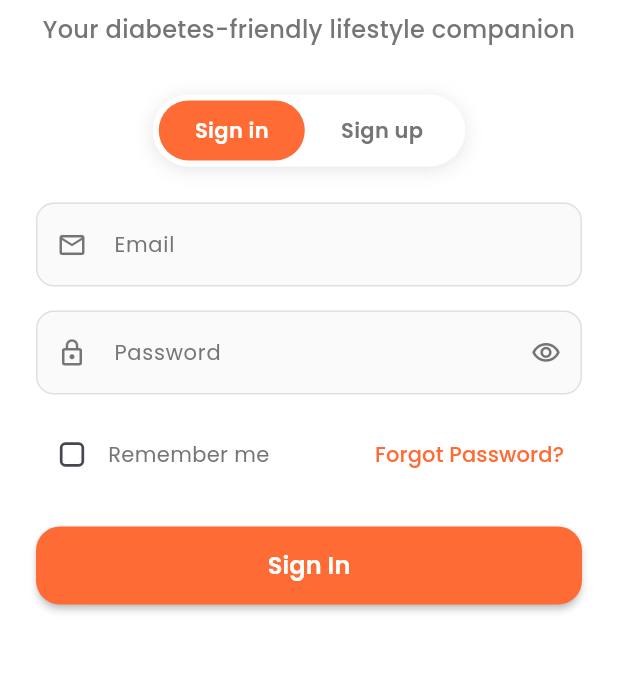
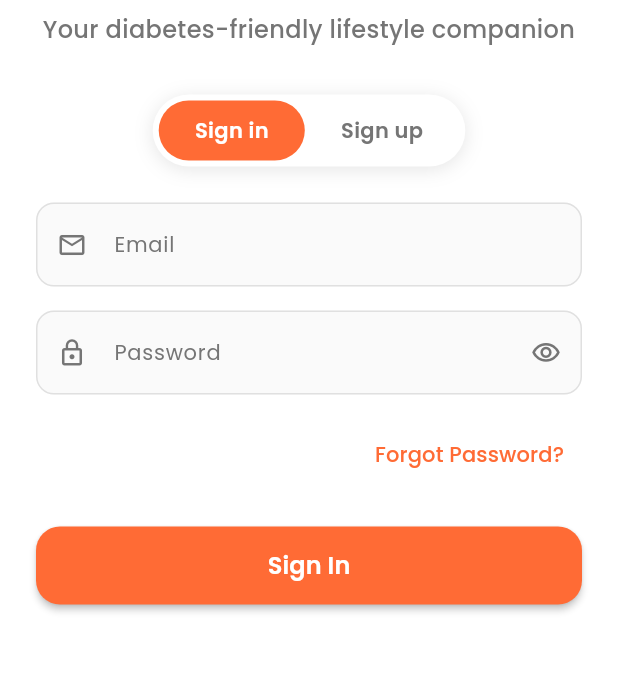
Before and after one commit to abhinavsrinivasan/diabetes-me, a Flutter app: the screen it shows after launch, on a phone screen of 412 x 824 dp, the part 408-1081 px from its top. Run offline on Flutter 3.47's test engine with Material 3 defaults, Android fonts, the light colour scheme and no system bars; our stand-ins replace app_links, flutter_secure_storage, google_fonts, image_picker, shared_preferences, supabase_flutter; missing offline and left inert: mobile_scanner; accounts and stored records are empty.

Commit message:
feat: Enhance Forgot Password screen with pre-filled email support and improved UI feedback

```diff
--- a/frontend/lib/features/auth/screens/login_screen.dart
+++ b/frontend/lib/features/auth/screens/login_screen.dart
@@ -20,7 +20,7 @@ class _LoginScreenState extends State<LoginScreen> with TickerProviderStateMixin
   bool _isLogin = true;
   bool _loading = false;
   bool _obscurePassword = true;
-  bool _rememberMe = false;
+  String? _lastUsedEmail; // Store the last used email
 
   late AnimationController _fadeController;
   late AnimationController _slideController;
@@ -67,12 +67,11 @@ class _LoginScreenState extends State<LoginScreen> with TickerProviderStateMixin
 
   Future<void> _loadRememberedCredentials() async {
     final rememberedEmail = await _authService.getRememberedEmail();
-    final hasRememberMe = await _authService.hasRememberMe();
 
     if (rememberedEmail != null) {
       setState(() {
         _emailController.text = rememberedEmail;
-        _rememberMe = hasRememberMe;
+        _lastUsedEmail = rememberedEmail;
       });
     }
   }
@@ -101,9 +100,14 @@ class _LoginScreenState extends State<LoginScreen> with TickerProviderStateMixin
       final result = await _authService.login(
         _emailController.text.trim(),
         _passwordController.text,
+        rememberMe: true, // Always remember the email for convenience
       );
       setState(() => _loading = false);
       if (result.isSuccess) {
+        // Store the email for future use
+        setState(() {
+          _lastUsedEmail = _emailController.text.trim();
+        });
         // Success: AuthWrapper will handle navigation
       } else if (result.needsEmailConfirmation && result.email != null) {
         // Always route to email verification if needed
@@ -131,8 +135,15 @@ class _LoginScreenState extends State<LoginScreen> with TickerProviderStateMixin
       setState(() => _loading = false);
       if (result.isSuccess) {
         _showSuccessSnackBar("Account created successfully!");
+        // Store the email for future use
+        setState(() {
+          _lastUsedEmail = _emailController.text.trim();
+        });
       } else if (result.needsEmailConfirmation && result.email != null) {
-        // Always route to email verification if needed
+        // Store the email and route to email verification
+        setState(() {
+          _lastUsedEmail = result.email;
+        });
         Navigator.pushReplacement(
           context,
           MaterialPageRoute(
@@ -148,7 +159,6 @@ class _LoginScreenState extends State<LoginScreen> with TickerProviderStateMixin
   bool _isValidEmail(String email) {
     return RegExp(r'^[\w-\.]+@([\w-]+\.)+[\w-]{2,4}$').hasMatch(email);
   }
-
 
   void _showSuccessSnackBar(String message) {
     ScaffoldMessenger.of(context).showSnackBar(
@@ -399,30 +409,18 @@ class _LoginScreenState extends State<LoginScreen> with TickerProviderStateMixin
                               ),
                             ),
 
-                            // Remember Me Checkbox (only for login)
+                            // Forgot Password (only for login)
                             if (_isLogin) ...[
-                              Row(
-                                children: [
-                                  Transform.scale(
-                                    scale: 0.9,
-                                    child: Checkbox(
-                                      value: _rememberMe,
-                                      onChanged: (value) => setState(() => _rememberMe = value ?? false),
-                                      activeColor: const Color(0xFFFF6B35),
-                                      shape: RoundedRectangleBorder(borderRadius: BorderRadius.circular(4)),
-                                    ),
-                                  ),
-                                  Text(
-                                    'Remember me',
-                                    style: TextStyle(color: Colors.grey[600], fontSize: 14),
-                                  ),
-                                  const Spacer(),
-                                  TextButton(
+                              Align(
+                                alignment: Alignment.centerRight,
+                                child: TextButton(
                                   onPressed: () {
                                     Navigator.push(
                                       context,
                                       MaterialPageRoute(
-                                          builder: (context) => const ForgotPasswordScreen(),
+                                        builder: (context) => ForgotPasswordScreen(
+                                          prefilledEmail: _lastUsedEmail ?? _emailController.text.trim(),
+                                        ),
                                       ),
                                     );
                                   },
@@ -435,7 +433,6 @@ class _LoginScreenState extends State<LoginScreen> with TickerProviderStateMixin
                                     ),
                                   ),
                                 ),
-                                ],
                               ),
                               const SizedBox(height: 8),
                             ],
```
Also changed, not shown: frontend/lib/features/auth/screens/forgot_password_screen.dart (+46 -45 lines). Lines whose indentation alone changed are shown as unchanged.
